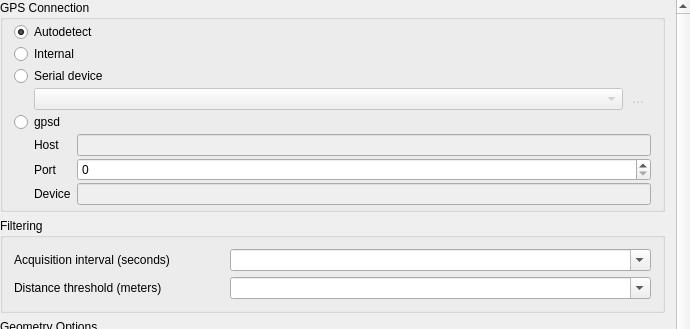
Before: the Qt Designer form src/ui/qgsgpsoptionswidgetbase.ui in qgis/QGIS, drawn with Qt 5; both pictures show x 0 to 690 and y 0 to 329 of the 690 by 761 pixel window.
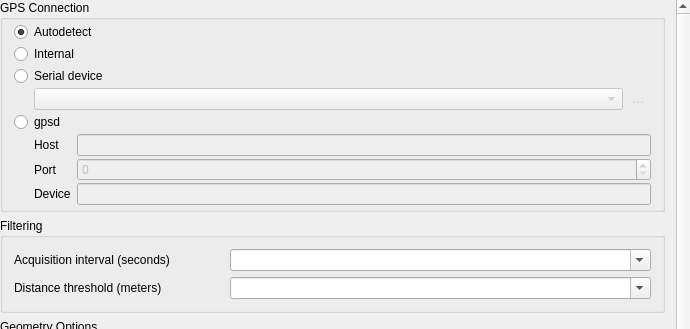
After: the same form once the commit is applied. Icons and pictures are not drawn. Custom widgets are drawn as their Qt base class.

Commit message: [UI] Fix GPS options

Diff of the .ui file:
```diff
--- a/src/ui/qgsgpsoptionswidgetbase.ui
+++ b/src/ui/qgsgpsoptionswidgetbase.ui
@@ -200,6 +200,9 @@
             </item>
             <item row="1" column="1">
              <widget class="QgsSpinBox" name="mSpinGpsdPort">
+              <property name="enabled">
+               <bool>false</bool>
+              </property>
               <property name="maximum">
                <number>65535</number>
               </property>
```
